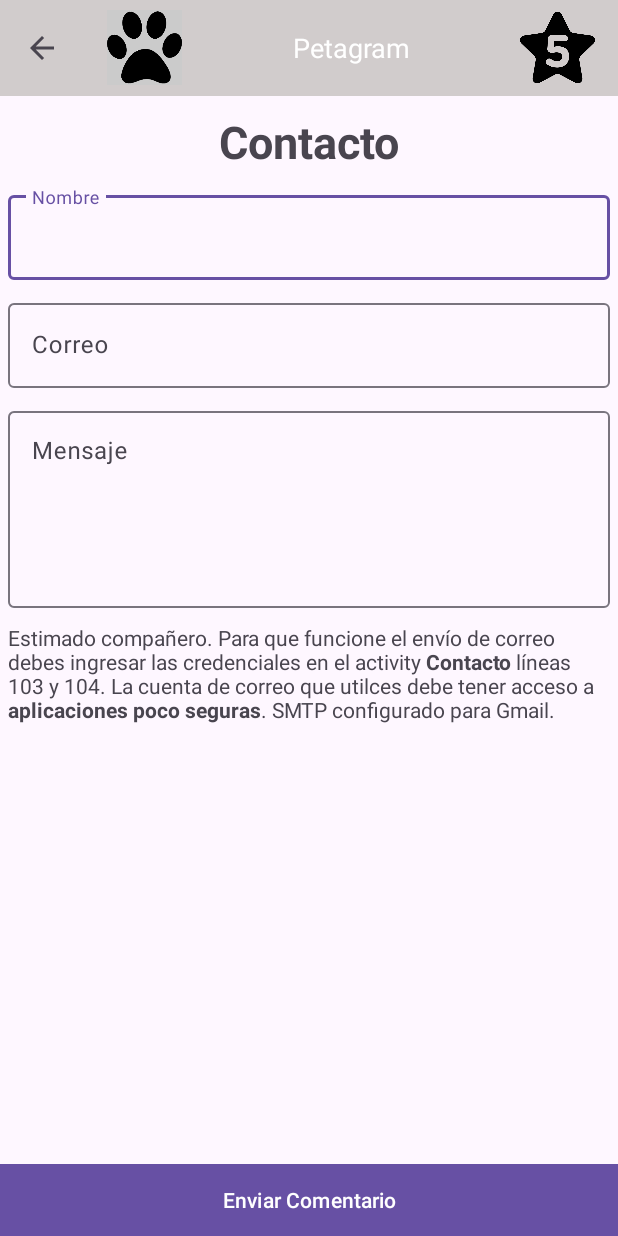
After one commit to songohan9205/Android4, an Android app: the Contacto screen opened directly, with no data from a screen before it, on a phone screen of 412 x 824 dp. The commit adds this screen. Run offline under Robolectric (Android 15) with nearby library versions, the phone set to English and light mode, and no system bars; libraries missing offline, so code that uses them is left out: javax.mail.

Commit message:
ADD: Parte 1 menús

```diff
--- a/app/build.gradle
+++ b/app/build.gradle
@@ -29,7 +29,8 @@ android {
 }
 
 dependencies {
-
+    implementation 'com.sun.mail:android-mail:1.6.5'
+    implementation 'com.sun.mail:android-activation:1.6.5'
     implementation libs.appcompat
     implementation libs.material
     implementation libs.activity
@@ -37,4 +38,5 @@ dependencies {
     testImplementation libs.junit
     androidTestImplementation libs.ext.junit
     androidTestImplementation libs.espresso.core
+
 }
--- /dev/null
+++ b/app/src/main/java/com/example/mascotas/menus/Contacto.java
@@ -0,0 +1,139 @@
+package com.example.mascotas.menus;
+
+import android.content.Intent;
+import android.os.AsyncTask;
+import android.os.Bundle;
+import android.util.Log;
+import android.view.View;
+import android.widget.Button;
+import android.widget.Toast;
+
+import androidx.activity.EdgeToEdge;
+import androidx.appcompat.app.AppCompatActivity;
+import androidx.appcompat.widget.Toolbar;
+import androidx.core.graphics.Insets;
+import androidx.core.view.ViewCompat;
+import androidx.core.view.WindowInsetsCompat;
+
+import com.example.mascotas.MainActivity;
+import com.example.mascotas.R;
+import com.example.mascotas.mail.MailSender;
+import com.google.android.material.textfield.TextInputEditText;
+import com.google.android.material.textfield.TextInputLayout;
+
+import javax.mail.MessagingException;
+
+public class Contacto extends AppCompatActivity {
+
+    private TextInputLayout textInputNombre;
+    private TextInputLayout textInputCorreo;
+    private TextInputLayout textInputMensaje;
+    private TextInputEditText editNombre;
+    private TextInputEditText editCorreo;
+    private TextInputEditText editMensaje;
+    private Button botonEnviar;
+
+    @Override
+    protected void onCreate(Bundle savedInstanceState) {
+        super.onCreate(savedInstanceState);
+        EdgeToEdge.enable(this);
+        setContentView(R.layout.activity_contacto);
+
+        Toolbar toolbar = findViewById(R.id.miActionBar3);
+        setSupportActionBar(toolbar);
+        getSupportActionBar().setDisplayHomeAsUpEnabled(true);
+
+        textInputNombre = findViewById(R.id.textInputNombre);
+        textInputCorreo = findViewById(R.id.textInputCorreo);
+        textInputMensaje = findViewById(R.id.textInputMensaje);
+        editNombre = findViewById(R.id.textInputEditNombre);
+        editCorreo = findViewById(R.id.textInputEditCorreo);
+        editMensaje = findViewById(R.id.textInputEditMensaje);
+        botonEnviar = findViewById(R.id.boton);
+
+        botonEnviar.setOnClickListener(new View.OnClickListener() {
+            @Override
+            public void onClick(View view) {
+                if (validarCampos()) {
+                    enviarCorreo();
+                }
+            }
+        });
+
+        ViewCompat.setOnApplyWindowInsetsListener(findViewById(R.id.main), (v, insets) -> {
+            Insets systemBars = insets.getInsets(WindowInsetsCompat.Type.systemBars());
+            v.setPadding(systemBars.left, systemBars.top, systemBars.right, systemBars.bottom);
+            return insets;
+        });
+    }
+
+    private boolean validarCampos() {
+        boolean esValido = true;
+
+        if (editNombre.getText().toString().trim().isEmpty()) {
+            textInputNombre.setError("Este campo es obligatorio");
+            esValido = false;
+        } else {
+            textInputNombre.setError(null);
+        }
+
+        if (editCorreo.getText().toString().trim().isEmpty()) {
+            textInputCorreo.setError("Este campo es obligatorio");
+            esValido = false;
+        } else {
+            textInputCorreo.setError(null);
+        }
+
+        if (editMensaje.getText().toString().trim().isEmpty()) {
+            textInputMensaje.setError("Este campo es obligatorio");
+            esValido = false;
+        } else {
+            textInputMensaje.setError(null);
+        }
+
+        return esValido;
+    }
+
+    private void enviarCorreo() {
+        String nombre = editNombre.getText().toString().trim();
+        String correo = editCorreo.getText().toString().trim();
+        String mensaje = editMensaje.getText().toString().trim();
+
+        /* Tener presente que se debe tener habilitado el acceso a "aplicaciones poco seguras" en GMAIL */
+        final String fromEmail = ""; //Acá ingresar el correo electrónico
+        final String fromPassword = ""; //Acá ingresar la contraseña
+        String subject = "Contacto desde la app de prueba";
+        String messageBody = "Nombre: " + nombre + "\nCorreo: " + correo + "\nMensaje: " + mensaje;
+
+        AsyncTask<Void, Void, Boolean> task = new AsyncTask<Void, Void, Boolean>() {
+            @Override
+            protected Boolean doInBackground(Void... params) {
+                try {
+                    MailSender sender = new MailSender(fromEmail, fromPassword);
+                    sender.sendMail(correo, subject, messageBody);
+                    return true;
+                } catch (MessagingException e) {
+                    Log.e("SendMail", "Error al enviar el correo: " + e.getMessage(), e);
+                    e.printStackTrace();
+                    return false;
+                }
+            }
+
+            @Override
+            protected void onPostExecute(Boolean success) {
+                if (success) {
+                    Toast.makeText(Contacto.this, "Correo enviado correctamente", Toast.LENGTH_SHORT).show();
+                } else {
+                    Toast.makeText(Contacto.this, "Error al enviar el correo", Toast.LENGTH_SHORT).show();
+                }
+                finish();
+
+                Intent intent = new Intent(Contacto.this, MainActivity.class);
+                startActivity(intent);
+                finish();
+            }
+        };
+
+        task.execute();
+    }
+}
--- /dev/null
+++ b/app/src/main/res/drawable/button.xml
@@ -0,0 +1,12 @@
+<?xml version="1.0" encoding="utf-8"?>
+<selector xmlns:android="http://schemas.android.com/apk/res/android">
+    <item>
+        <shape android:shape="rectangle">
+            <solid android:color="@color/boton" />
+            <stroke
+                android:width="1dp"
+                android:color="@color/boton"/>
+            <corners android:radius="0dp" />
+        </shape>
+    </item>
+</selector>
--- /dev/null
+++ b/app/src/main/res/layout/activity_contacto.xml
@@ -0,0 +1,103 @@
+<?xml version="1.0" encoding="utf-8"?>
+<androidx.constraintlayout.widget.ConstraintLayout xmlns:android="http://schemas.android.com/apk/res/android"
+    xmlns:app="http://schemas.android.com/apk/res-auto"
+    xmlns:tools="http://schemas.android.com/tools"
+    android:id="@+id/main"
+    android:layout_width="match_parent"
+    android:layout_height="match_parent"
+    tools:context=".menus.Contacto">
+
+    <include
+        android:id="@+id/miActionBar3"
+        layout="@layout/toolbar" />
+
+    <TextView
+        android:id="@+id/titulo"
+        android:layout_width="match_parent"
+        android:layout_height="wrap_content"
+        app:layout_constraintTop_toBottomOf="@id/miActionBar3"
+        android:layout_marginTop="@dimen/espacio_campos"
+        android:layout_marginLeft="@dimen/margin_left"
+        android:layout_marginRight="@dimen/margin_right"
+        android:textSize="30dp"
+        android:text="@string/menuContacto"
+        android:textAlignment="center"
+        android:textStyle="bold" />
+
+    <com.google.android.material.textfield.TextInputLayout
+        android:id="@+id/textInputNombre"
+        android:layout_width="match_parent"
+        android:layout_height="wrap_content"
+        android:hint="@string/nombreContacto"
+        android:layout_marginTop="@dimen/espacio_campos"
+        android:layout_marginLeft="@dimen/margin_left"
+        android:layout_marginRight="@dimen/margin_right"
+        app:layout_constraintTop_toBottomOf="@id/titulo">
+
+        <com.google.android.material.textfield.TextInputEditText
+            android:id="@+id/textInputEditNombre"
+            android:layout_width="match_parent"
+            android:layout_height="wrap_content" />
+
+    </com.google.android.material.textfield.TextInputLayout>
+
+    <com.google.android.material.textfield.TextInputLayout
+        android:id="@+id/textInputCorreo"
+        android:layout_width="match_parent"
+        android:layout_height="wrap_content"
+        android:hint="@string/correoContacto"
+        android:layout_marginTop="@dimen/espacio_campos"
+        android:layout_marginLeft="@dimen/margin_left"
+        android:layout_marginRight="@dimen/margin_right"
+        app:layout_constraintTop_toBottomOf="@id/textInputNombre">
+
+        <com.google.android.material.textfield.TextInputEditText
+            android:id="@+id/textInputEditCorreo"
+            android:layout_width="match_parent"
+            android:layout_height="wrap_content" />
+
+    </com.google.android.material.textfield.TextInputLayout>
+
+    <com.google.android.material.textfield.TextInputLayout
+        android:id="@+id/textInputMensaje"
+        android:layout_width="match_parent"
+        android:layout_height="wrap_content"
+        android:hint="@string/mensajeContacto"
+        android:layout_marginTop="@dimen/espacio_campos"
+        android:layout_marginLeft="@dimen/margin_left"
+        android:layout_marginRight="@dimen/margin_right"
+        app:layout_constraintTop_toBottomOf="@id/textInputCorreo">
+
+        <com.google.android.material.textfield.TextInputEditText
+            android:id="@+id/textInputEditMensaje"
+            android:layout_width="match_parent"
+            android:layout_height="wrap_content"
+            android:inputType="textMultiLine"
+            android:lines="5"
+            android:scrollbars="vertical"
+            android:maxLines="10"
+            android:gravity="top" />
+
+    </com.google.android.material.textfield.TextInputLayout>
+
+    <TextView
+        android:layout_width="match_parent"
+        android:layout_height="wrap_content"
+        android:layout_marginLeft="@dimen/margin_left"
+        android:layout_marginRight="@dimen/margin_right"
+        app:layout_constraintTop_toBottomOf="@id/textInputMensaje"
+        android:layout_marginTop="@dimen/espacio_campos"
+        android:text="@string/descripcion" />
+
+    <Button
+        android:id="@+id/boton"
+        style="@style/Boton"
+        android:layout_width="match_parent"
+        android:layout_height="wrap_content"
+        android:backgroundTint="@color/boton"
+        android:text="@string/boton_texto"
+        app:layout_constraintBottom_toBottomOf="parent"
+        app:layout_constraintEnd_toEndOf="parent"
+        app:layout_constraintStart_toStartOf="parent" />
+
+</androidx.constraintlayout.widget.ConstraintLayout>
--- a/app/src/main/res/values/colors.xml
+++ b/app/src/main/res/values/colors.xml
@@ -3,4 +3,5 @@
     <color name="black">#FF000000</color>
     <color name="white">#FFFFFFFF</color>
     <color name="toolbar">#d1cccc</color>
+    <color name="boton">#2196F3</color>
 </resources>
--- a/app/src/main/res/values/dimens.xml
+++ b/app/src/main/res/values/dimens.xml
@@ -4,4 +4,9 @@
     <dimen name="marginBottomImage">5dp</dimen>
     <dimen name="iconBones">48dp</dimen>
     <dimen name="marginRight">10dp</dimen>
+    <dimen name="margin_left">5dp</dimen>
+    <dimen name="margin_right">5dp</dimen>
+    <dimen name="espacio_campos">10dp</dimen>
+    <dimen name="textoDetalle">18dp</dimen>
+    <dimen name="padding">80dp</dimen>
 </resources>
--- a/app/src/main/res/values/strings.xml
+++ b/app/src/main/res/values/strings.xml
@@ -5,4 +5,17 @@
     <string name="boneYellow">5</string>
     <string name="titulo">Petagram</string>
     <string name="favoritos">Favoritos</string>
+
+    <string name="menuContacto">Contacto</string>
+    <string name="menuAcerca">Acerca de</string>
+
+    <string name="nombreContacto">Nombre</string>
+    <string name="correoContacto">Correo</string>
+    <string name="mensajeContacto">Mensaje</string>
+    <string name="boton_texto">Enviar Comentario</string>
+    <string name="descripcion">Estimado compañero. Para que funcione el envío de correo debes ingresar las credenciales en el activity <b>Contacto</b> líneas 103 y 104.
+        La cuenta de correo que utilces debe tener acceso a <b>aplicaciones poco seguras</b>. SMTP configurado para Gmail.
+    </string>
+    <string name="bio">Hola! Me llamo <b>Johan</b>, soy de Colombia. Durante 10 años he desarrollados en entornos web con PHP y JAVA, y ahora estoy iniciando en el mundo móvil.
+    </string>
 </resources>
--- /dev/null
+++ b/app/src/main/res/values/styles.xml
@@ -0,0 +1,6 @@
+<?xml version="1.0" encoding="utf-8"?>
+<resources>
+    <style name="Boton">
+        <item name="android:background">@drawable/button</item>
+    </style>
+</resources>
```
Also changed, not shown: app/src/main/AndroidManifest.xml (+10 -0 lines), app/src/main/java/com/example/mascotas/MainActivity.java (+26 -0 lines), app/src/main/java/com/example/mascotas/mail/MailSender.java (added, +47 -0 lines), app/src/main/java/com/example/mascotas/menus/AcercaDe.java (added, +32 -0 lines), app/src/main/res/layout/activity_acerca_de.xml (added, +37 -0 lines), app/src/main/res/menu/menu.xml (added, +13 -0 lines).
